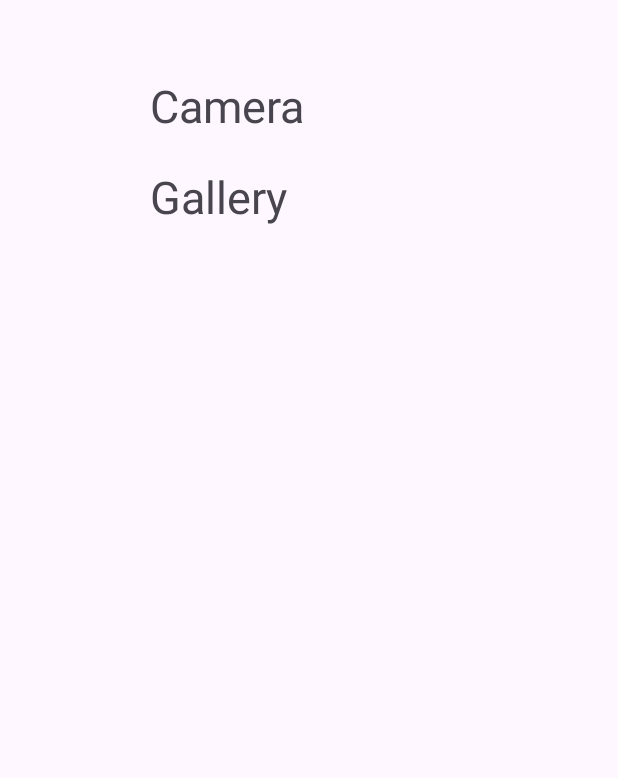
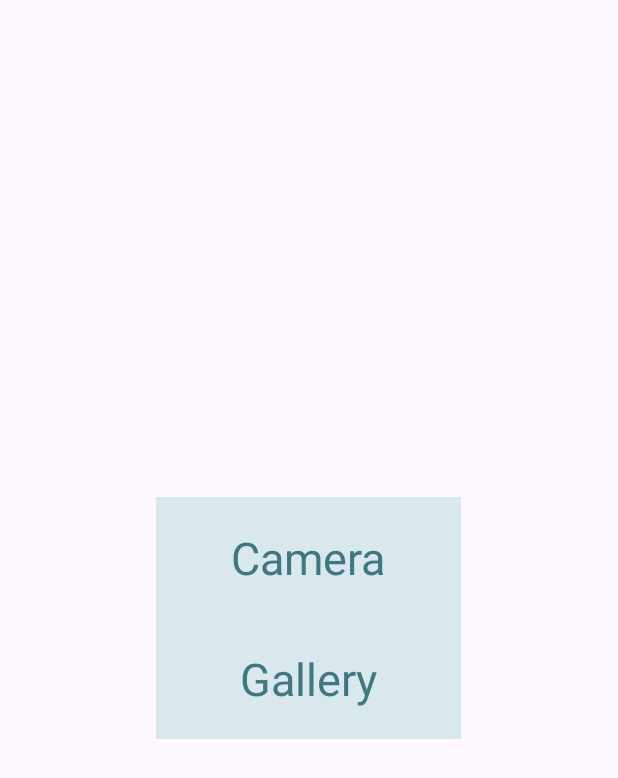
Before and after one commit to CMPUT301F23T29/agile-beast, an Android app: the layout camera_or_gallery.xml on its own in the app's theme, with its tools: preview values and no code run, on a phone screen of 412 x 824 dp. Shown: the top 778 px of the screen. Run offline under Robolectric (Android 15) with nearby library versions, the phone set to English and light mode, and no system bars.

Commit message:
Changed appearance

```diff
--- a/app/src/main/res/layout/camera_or_gallery.xml
+++ b/app/src/main/res/layout/camera_or_gallery.xml
@@ -1,33 +1,31 @@
 <?xml version="1.0" encoding="utf-8"?>
 <LinearLayout xmlns:android="http://schemas.android.com/apk/res/android"
-    android:layout_width="400dp"
-    android:layout_height="400dp"
-    android:orientation="vertical">
-    <TextView
-        android:layout_width="match_parent"
-        android:layout_height="wrap_content"
-        android:text="Camera"
-        android:textSize="30dp"
-        android:id="@+id/choose_camera"
-        android:layout_marginTop="50dp"
-        android:layout_marginLeft="100dp"
-        android:layout_marginRight="50dp"
-        ></TextView>
+    android:layout_width="wrap_content"
+    android:layout_height="wrap_content"
+    android:orientation="vertical"
+    android:background="@color/background"
+    android:layout_gravity="center">
 
     <TextView
         android:layout_width="match_parent"
         android:layout_height="wrap_content"
-        android:text="Gallery"
-        android:textSize="30dp"
+        android:text="@string/camera"
+        android:id="@+id/choose_camera"
+        android:textSize="30sp"
+        android:textColor="@color/button_text"
+        android:paddingHorizontal="50dp"
+        android:paddingVertical="20dp"
+        android:gravity="center"/>
+
+    <TextView
+        android:layout_width="match_parent"
+        android:layout_height="wrap_content"
+        android:text="@string/gallery"
         android:id="@+id/choose_gallery"
-        android:layout_marginTop="20dp"
-        android:layout_marginLeft="100dp"
-        android:layout_marginRight="50dp"
-        android:layout_marginBottom="40dp"
-        ></TextView>
-
-
-
-
+        android:textSize="30sp"
+        android:textColor="@color/button_text"
+        android:paddingHorizontal="50dp"
+        android:paddingVertical="20dp"
+        android:gravity="center" />
 
 </LinearLayout>
--- a/app/src/main/res/layout/display_tag.xml
+++ b/app/src/main/res/layout/display_tag.xml
@@ -12,8 +12,7 @@
         android:layout_height="20dp"
         android:layout_marginLeft="20dp"
         android:background="@drawable/box"
-        android:layout_gravity="center_vertical"
-        ></TextView>
+        android:layout_gravity="center_vertical" />
 
     <TextView
         android:id="@+id/each_tag"
@@ -26,6 +25,7 @@
         android:paddingTop="5dp"
         android:paddingBottom="5dp"
         android:text="Sample Text"
-        android:textSize="25dp"></TextView>
+        android:textSize="25dp"
+        android:textColor="@color/button_text"/>
 
 </LinearLayout>
```
Also changed, not shown: app/src/main/java/com/example/team29project/View/InformationDialog.java (+23 -0 lines), app/src/main/java/com/example/team29project/View/InputFragment.java (+18 -0 lines), app/src/main/java/com/example/team29project/View/PickCameraDialog.java (+23 -0 lines), app/src/main/java/com/example/team29project/View/PickScanDialog.java (+23 -0 lines), app/src/main/res/layout/activity_display.xml (+2 -5 lines), app/src/main/res/layout/barcode_or_serial.xml (+17 -14 lines), app/src/main/res/layout/display_taglist.xml (+3 -10 lines), app/src/main/res/layout/fragment_input.xml (+19 -10 lines), app/src/main/res/layout/fragment_profile.xml (+8 -10 lines), app/src/main/res/layout/information_pick.xml (+17 -20 lines), app/src/main/res/values/strings.xml (+8 -1 lines).
